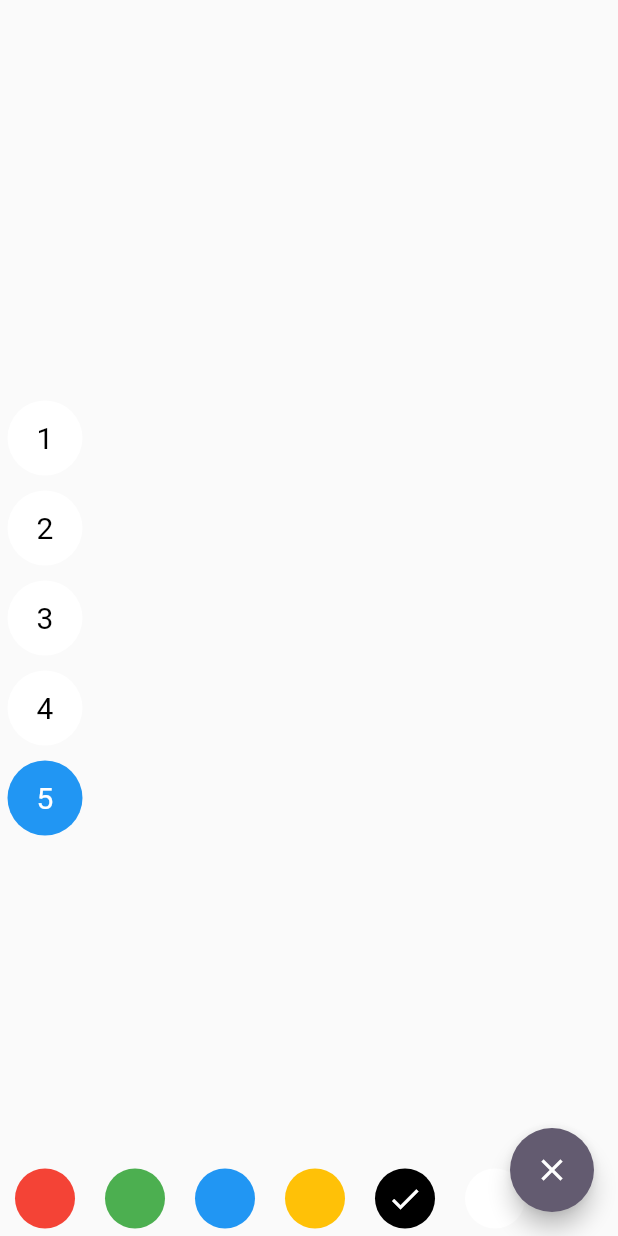
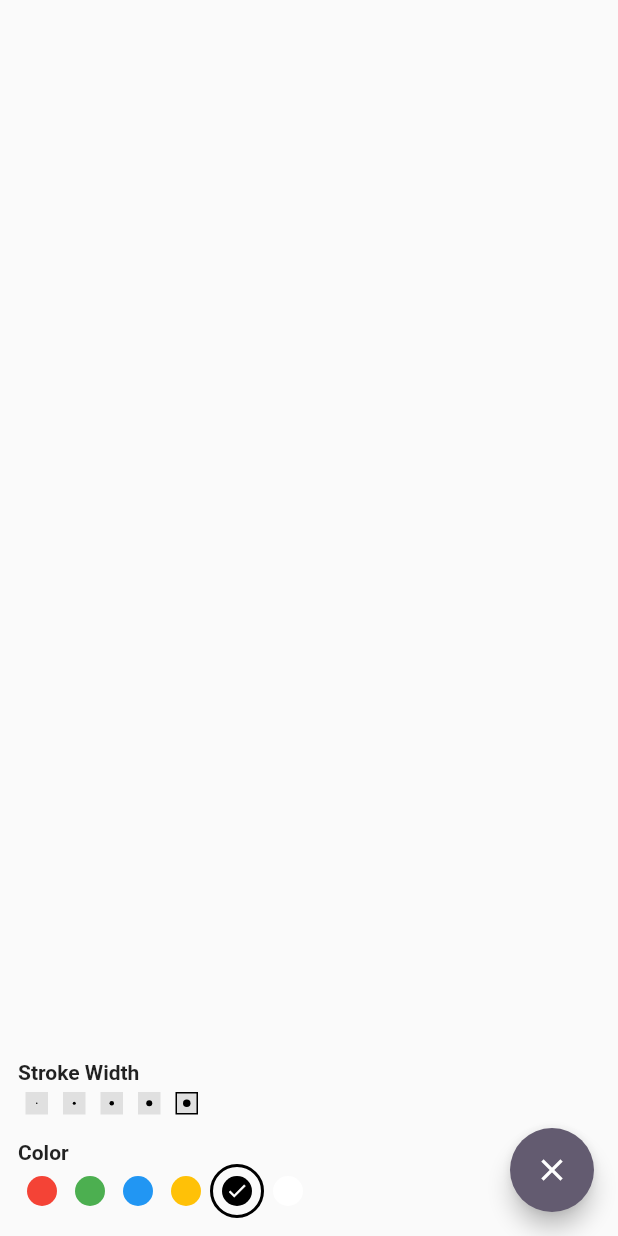
Before and after one commit to danielAsaboro/feynman-board, a Flutter app: the screen it shows after launch, on a phone screen of 412 x 824 dp. Run offline on Flutter 3.47's test engine with Material 3 defaults, Android fonts, the phone set to English and light mode, and no system bars.

Commit message:
position stuff at the borrom left

```diff
--- a/lib/main.dart
+++ b/lib/main.dart
@@ -13,6 +13,7 @@
   Widget build(BuildContext context) {
     return MaterialApp(
       title: 'Feynman Board',
+      debugShowCheckedModeBanner: false,
       theme: ThemeData(
         colorScheme: ColorScheme.fromSeed(seedColor: Colors.deepPurple),
         useMaterial3: false,
@@ -67,11 +68,20 @@
               ),
             ),
             Positioned(
+              bottom: 12,
+              left: 12,
               child: Column(
-                mainAxisAlignment: MainAxisAlignment.center,
+                crossAxisAlignment: CrossAxisAlignment.start,
+                children: [
+                  const Text("Stroke Width", style: TextStyle(
+                    fontSize: 14,
+                    fontWeight: FontWeight.bold,
+                  )),
+                  Row(
+                    mainAxisSize: MainAxisSize.min,
                     children: [
                       ...[1, 2, 3, 4, 5].map((e) {
-                    final isSelected = strokeWidth == e.toDouble();
+                        final isSelected = strokeWidth == e;
                         return InkWell(
                           onTap: () {
                             setState(() {
@@ -80,18 +90,21 @@
                           },
                           child: Container(
                             margin: const EdgeInsets.all(5),
-                        width: 50,
-                        height: 50,
+                            width: 15,
+                            height: 15,
                             decoration: BoxDecoration(
-                          color: isSelected ? Colors.blue : Colors.white,
-                          shape: BoxShape.circle,
+                              border: isSelected
+                                  ? Border.all(color: Colors.black)
+                                  : null,
+                              color: Colors.grey.shade300,
                             ),
                             child: Center(
-                          child: Text(
-                            e.toString(),
-                            style: TextStyle(
-                              color: isSelected ? Colors.white : Colors.black,
-                              fontSize: 20,
+                              child: Container(
+                                width: e.toDouble(),
+                                height: e.toDouble(),
+                                decoration: const BoxDecoration(
+                                  color: Colors.black,
+                                  shape: BoxShape.circle,
                                 ),
                               ),
                             ),
@@ -100,14 +113,13 @@
                       }).toList(),
                     ],
                   ),
-            ),
-            Positioned(
-              bottom: 0,
-              child: SizedBox(
-                width: MediaQuery.of(context).size.width,
-                height: 50,
-                child: ListView(
-                  scrollDirection: Axis.horizontal,
+                  const SizedBox(height: 12),
+                  const Text("Color", style: TextStyle(
+                    fontSize: 14,
+                    fontWeight: FontWeight.bold,
+                  )),
+                  Row(
+                    mainAxisSize: MainAxisSize.min,
                     children: [
                       ...[
                         Colors.red,
@@ -125,24 +137,42 @@
                             });
                           },
                           child: Container(
+                            padding: const EdgeInsets.all(1),
+                            decoration: isSelected
+                                ? const BoxDecoration(
+                                    shape: BoxShape.circle,
+                                    border: Border.fromBorderSide(
+                                      BorderSide(
+                                        color: Colors.black,
+                                        width: 2,
+                                      ),
+                                    ),
+                                  )
+                                : null,
+                            child: Container(
                               margin: const EdgeInsets.all(5),
-                          width: 50,
-                          height: 50,
+                              width: 20,
+                              height: 20,
                               decoration: BoxDecoration(
                                 color: e,
                                 shape: BoxShape.circle,
                               ),
                               child: isSelected
-                              ? const Icon(
+                                  ? const Center(
+                                    child: Icon(
                                         Icons.done,
                                         color: Colors.white,
+                                      size: 15,
+                                      ),
                                   )
                                   : Container(),
+                            ),
                           ),
                         );
                       }).toList(),
                     ],
                   ),
+                ],
               ),
             ),
           ],
```
Lines whose indentation alone changed are shown as unchanged.
